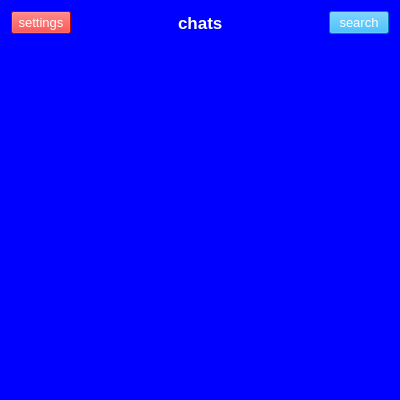
Above: ListChats/listchatspage.ui from imanzk/Messanger-Application before the change. Below: the same form after it.
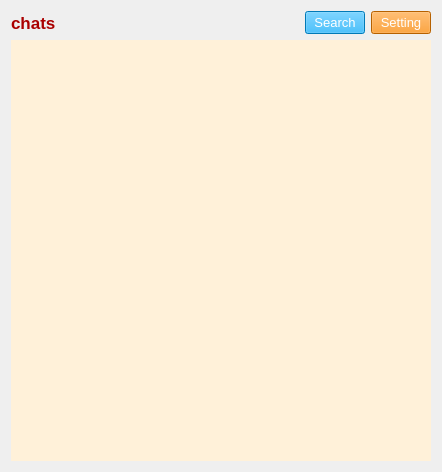
That is the form after the change.

Patch:
```diff
--- a/ListChats/listchatspage.ui
+++ b/ListChats/listchatspage.ui
@@ -6,55 +6,19 @@
    <rect>
     <x>0</x>
     <y>0</y>
-    <width>400</width>
-    <height>400</height>
+    <width>442</width>
+    <height>472</height>
    </rect>
   </property>
   <property name="windowTitle">
    <string>Form</string>
   </property>
   <property name="styleSheet">
-   <string notr="true">
-background-color: rgb(0, 0, 255);</string>
+   <string notr="true"/>
   </property>
   <layout class="QVBoxLayout" name="verticalLayout">
    <item>
     <layout class="QHBoxLayout" name="horizontalLayout">
-     <item>
-      <widget class="QPushButton" name="Setting_pushButton">
-       <property name="maximumSize">
-        <size>
-         <width>60</width>
-         <height>40</height>
-        </size>
-       </property>
-       <property name="font">
-        <font>
-         <pointsize>10</pointsize>
-        </font>
-       </property>
-       <property name="styleSheet">
-        <string notr="true">color:rgb(255, 255, 255);
-background-color: rgb(255, 0, 0);</string>
-       </property>
-       <property name="text">
-        <string>settings</string>
-       </property>
-      </widget>
-     </item>
-     <item>
-      <spacer name="horizontalSpacer_2">
-       <property name="orientation">
-        <enum>Qt::Horizontal</enum>
-       </property>
-       <property name="sizeHint" stdset="0">
-        <size>
-         <width>40</width>
-         <height>20</height>
-        </size>
-       </property>
-      </spacer>
-     </item>
      <item>
       <widget class="QLabel" name="label">
        <property name="font">
@@ -64,7 +28,7 @@
         </font>
        </property>
        <property name="styleSheet">
-        <string notr="true">color:rgb(255, 255, 255);border-color: rgb(255, 255, 255);</string>
+        <string notr="true">color: rgb(170, 0, 0);</string>
        </property>
        <property name="text">
         <string>chats</string>
@@ -72,7 +36,7 @@
       </widget>
      </item>
      <item>
-      <spacer name="horizontalSpacer">
+      <spacer name="horizontalSpacer_2">
        <property name="orientation">
         <enum>Qt::Horizontal</enum>
        </property>
@@ -95,6 +59,7 @@
        <property name="font">
         <font>
          <pointsize>10</pointsize>
+         <bold>false</bold>
         </font>
        </property>
        <property name="styleSheet">
@@ -102,7 +67,42 @@
 background-color: rgb(0, 170, 255);</string>
        </property>
        <property name="text">
-        <string>search</string>
+        <string>Search</string>
+       </property>
+      </widget>
+     </item>
+     <item>
+      <widget class="QPushButton" name="Setting_pushButton">
+       <property name="sizePolicy">
+        <sizepolicy hsizetype="Fixed" vsizetype="Fixed">
+         <horstretch>0</horstretch>
+         <verstretch>0</verstretch>
+        </sizepolicy>
+       </property>
+       <property name="minimumSize">
+        <size>
+         <width>40</width>
+         <height>0</height>
+        </size>
+       </property>
+       <property name="maximumSize">
+        <size>
+         <width>60</width>
+         <height>40</height>
+        </size>
+       </property>
+       <property name="font">
+        <font>
+         <pointsize>10</pointsize>
+         <bold>false</bold>
+        </font>
+       </property>
+       <property name="styleSheet">
+        <string notr="true">color:rgb(255, 255, 255);
+background-color: rgb(255, 136, 0);</string>
+       </property>
+       <property name="text">
+        <string>Setting</string>
        </property>
       </widget>
      </item>
@@ -110,6 +110,9 @@
    </item>
    <item>
     <widget class="QListWidget" name="listWidget">
+     <property name="styleSheet">
+      <string notr="true">background-color: rgb(255, 241, 217);</string>
+     </property>
      <property name="frameShape">
       <enum>QFrame::NoFrame</enum>
      </property>
```
